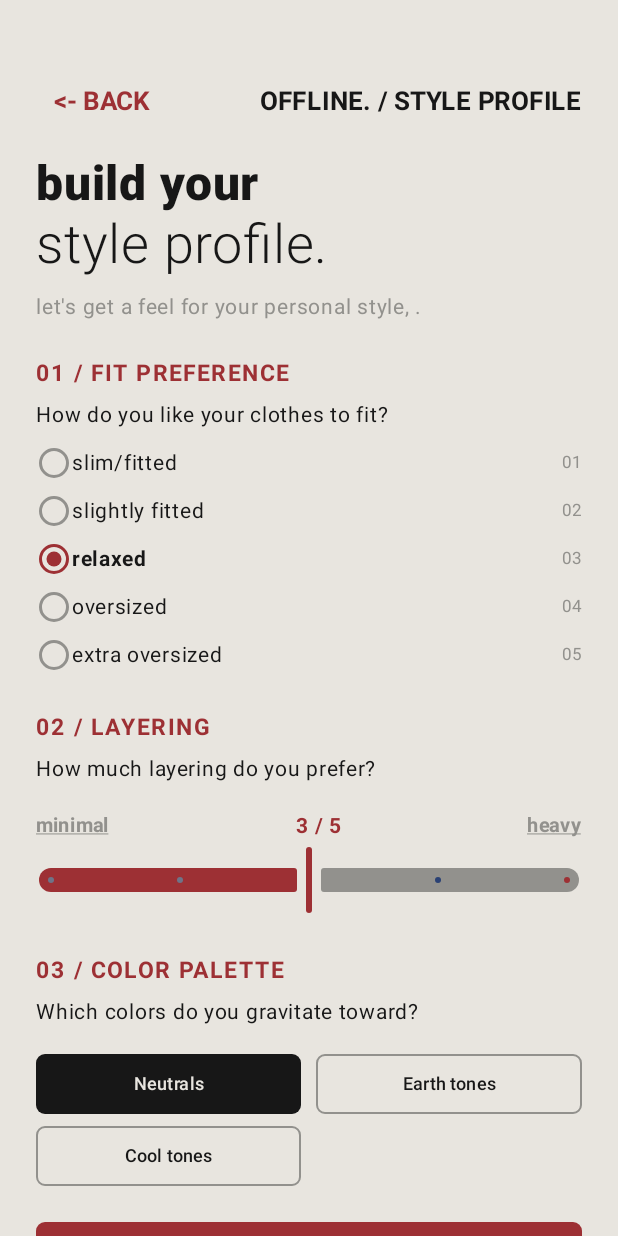
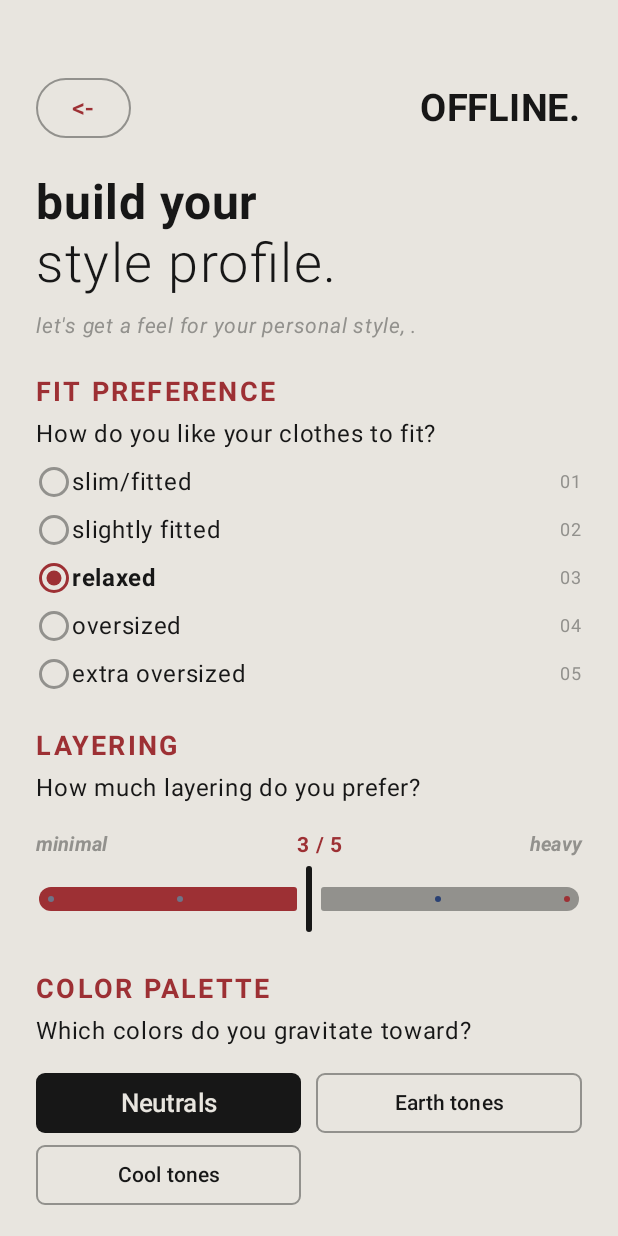
Before and after one commit to alexeve05/cs411-project3-fashion-app, an Android app built with Jetpack Compose: the composable StyleProfileScreen called with empty values, on a phone screen of 412 x 824 dp. Run offline under Robolectric (Android 15) with nearby library versions, the phone set to English and light mode, and no system bars.

Commit message:
Small changes in design

```diff
--- a/offline/app/src/main/java/com/example/offline/nav/AppNav.kt
+++ b/offline/app/src/main/java/com/example/offline/nav/AppNav.kt
@@ -62,7 +62,6 @@ fun AppNav(){
             val collection = backStackEntry.arguments?.getString("collection") ?: "mens"
             StyleProfileScreen(
                 lookbookName = lookbookName,
-                collection = collection,
                 onContinue = {
                     silhouette, layering, palette ->
                     navController.navigate(AppRoutes.lookbook(lookbookName, collection, silhouette, layering, palette)
--- a/offline/app/src/main/java/com/example/offline/screens/StyleProfileScreen.kt
+++ b/offline/app/src/main/java/com/example/offline/screens/StyleProfileScreen.kt
@@ -1,5 +1,7 @@
 package com.example.offline.screens
 
+import androidx.compose.material3.Text
+import androidx.compose.ui.text.font.FontStyle
 import androidx.compose.foundation.BorderStroke
 import androidx.compose.foundation.layout.Arrangement
 import androidx.compose.foundation.layout.Column
@@ -20,9 +22,7 @@ import androidx.compose.material3.RadioButtonDefaults
 import androidx.compose.material3.Slider
 import androidx.compose.material3.SliderDefaults
 import androidx.compose.material3.Surface
-import androidx.compose.material3.Text
 import androidx.compose.material3.OutlinedButton
-import androidx.compose.material3.TextButton
 import androidx.compose.runtime.Composable
 import androidx.compose.runtime.getValue
 import androidx.compose.runtime.mutableFloatStateOf
@@ -36,7 +36,6 @@ import androidx.compose.ui.graphics.Color
 import androidx.compose.ui.semantics.Role
 import androidx.compose.ui.text.font.FontWeight
 import androidx.compose.ui.text.style.TextAlign
-import androidx.compose.ui.text.style.TextDecoration
 import androidx.compose.ui.unit.dp
 import androidx.compose.ui.unit.sp
 
@@ -48,7 +47,6 @@ private val burgundy = Color(0xFF9D3034)
 @Composable
 fun StyleProfileScreen(
     lookbookName: String,
-    collection: String,
     onContinue: (Int, Float, String) -> Unit,
     onBack: () -> Unit
 ) {
@@ -78,36 +76,36 @@ fun StyleProfileScreen(
                 .padding(horizontal = 24.dp, vertical = 28.dp),
             horizontalAlignment = Alignment.CenterHorizontally
         ) {
-            Spacer(modifier = Modifier.height(15.dp))
+            Spacer(modifier = Modifier.height(20.dp))
             Row(
                 modifier = Modifier.fillMaxWidth(),
                 horizontalArrangement = Arrangement.SpaceBetween,
                 verticalAlignment = Alignment.CenterVertically
             ) {
-                TextButton(
+                OutlinedButton(
                     onClick = onBack,
-                    colors = ButtonDefaults.textButtonColors(contentColor = burgundy)
+                    colors = ButtonDefaults.textButtonColors(contentColor = burgundy),
+                    border = BorderStroke(1.dp, concrete)
                 ) {
                     Text(
-                        text = "<- BACK",
-                        fontSize = 17.sp,
-                        fontWeight = FontWeight.Bold
+                        text = "<-",
+                        fontSize = 17.sp
                     )
                 } //end textButton
                 Text(
-                    text = "OFFLINE. / STYLE PROFILE",
-                    fontSize = 17.sp,
+                    text = "OFFLINE.",
+                    fontSize = 25.sp,
                     fontWeight = FontWeight.Bold,
                     color = ink,
                     letterSpacing = 0.5.sp
                 )
             } //end row
-            Spacer(modifier = Modifier.height(12.dp))
+            Spacer(modifier = Modifier.height(20.dp))
             Text(
                 text = "build your",
                 modifier = Modifier.fillMaxWidth(),
                 fontSize = 32.sp,
-                fontWeight = FontWeight.Black,
+                fontWeight = FontWeight.Bold,
                 color = ink
             )
             Text(
@@ -115,22 +113,24 @@ fun StyleProfileScreen(
                 modifier = Modifier.fillMaxWidth(),
                 fontSize = 36.sp,
                 fontWeight = FontWeight.Light,
-                color = ink
+                color = ink,
+                letterSpacing = 1.sp
             )
             Spacer(modifier = Modifier.height(8.dp))
             Text(
                 text = "let's get a feel for your personal style, $lookbookName.",
                 modifier = Modifier.fillMaxWidth(),
                 fontSize = 14.sp,
-                color = concrete
+                color = concrete,
+                fontStyle = FontStyle.Italic
             )
             Spacer(modifier = Modifier.height(20.dp))
-            SectionHeader("01 / FIT PREFERENCE")
+            SectionHeader("FIT PREFERENCE")
             Spacer(modifier = Modifier.height(4.dp))
             Text(
                 text = "How do you like your clothes to fit?",
                 modifier = Modifier.fillMaxWidth(),
-                fontSize = 14.sp,
+                fontSize = 16.sp,
                 color = ink
             )
             Spacer(modifier = Modifier.height(4.dp))
@@ -156,7 +156,7 @@ fun StyleProfileScreen(
                     )
                     Text(
                         text = label,
-                        fontSize = 14.sp,
+                        fontSize = 16.sp,
                         color = ink,
                         modifier = Modifier.weight(1f),
                         fontWeight = if (selectedSilhouette == value){
@@ -168,18 +168,18 @@ fun StyleProfileScreen(
                     Spacer(modifier = Modifier.height(10.dp))
                     Text(
                         text = value.toString().padStart(2, '0'),
-                        fontSize = 11.sp,
+                        fontSize = 12.sp,
                         color = concrete
                     )
                 } //end row
             } //end silhouetteOptions
             Spacer(modifier = Modifier.height(20.dp))
-            SectionHeader("02 / LAYERING")
+            SectionHeader("LAYERING")
             Spacer(modifier = Modifier.height(4.dp))
             Text(
                 text = "How much layering do you prefer?",
                 modifier = Modifier.fillMaxWidth(),
-                fontSize = 14.sp,
+                fontSize = 16.sp,
                 color = ink
             )
             Spacer(modifier = Modifier.height(14.dp))
@@ -193,7 +193,7 @@ fun StyleProfileScreen(
                     fontSize = 13.sp,
                     color = concrete,
                     fontWeight = FontWeight.Bold,
-                    textDecoration = TextDecoration.Underline
+                    fontStyle = FontStyle.Italic
                 )
                 Text(
                     text = "${selectedLayering.toInt()} / 5",
@@ -206,7 +206,7 @@ fun StyleProfileScreen(
                     fontSize = 13.sp,
                     color = concrete,
                     fontWeight = FontWeight.Bold,
-                    textDecoration = TextDecoration.Underline
+                    fontStyle = FontStyle.Italic
                 )
             } //end row
             Slider(
@@ -215,18 +215,18 @@ fun StyleProfileScreen(
                 valueRange = 1f..5f,
                 steps = 3,
                 colors = SliderDefaults.colors(
-                    thumbColor = burgundy,
+                    thumbColor = ink,
                     activeTrackColor = burgundy,
                     inactiveTrackColor = concrete
                 )
             )
             Spacer(modifier = Modifier.height(24.dp))
-            SectionHeader("03 / COLOR PALETTE")
+            SectionHeader("COLOR PALETTE")
             Spacer(modifier = Modifier.height(4.dp))
             Text(
                 text = "Which colors do you gravitate toward?",
                 modifier = Modifier.fillMaxWidth(),
-                fontSize = 14.sp,
+                fontSize = 16.sp,
                 color = ink
             )
             Spacer(modifier = Modifier.height(12.dp))
@@ -249,7 +249,7 @@ fun StyleProfileScreen(
                             ) {
                                 Text(
                                     text = palette.replaceFirstChar { it.uppercase() },
-                                    fontSize = 12.sp,
+                                    fontSize = 17.sp,
                                     textAlign = TextAlign.Center
                                 )
                             } //end button
@@ -266,7 +266,7 @@ fun StyleProfileScreen(
                             ) {
                                 Text(
                                     text = palette.replaceFirstChar { it.uppercase() },
-                                    fontSize = 12.sp,
+                                    fontSize = 14.sp,
                                     textAlign = TextAlign.Center
                                 )
                             } //end outlinedButton
@@ -294,8 +294,8 @@ fun StyleProfileScreen(
                 )
             ) {
                 Text(
-                    text = "generate my edit ->",
-                    fontSize = 25.sp,
+                    text = "generate my edit",
+                    fontSize = 23.sp,
                     fontWeight = FontWeight.Bold,
                     letterSpacing = 1.sp
                 )
@@ -306,7 +306,8 @@ fun StyleProfileScreen(
                 fontSize = 11.sp,
                 color = concrete,
                 letterSpacing = 1.sp,
-                textAlign = TextAlign.Center
+                textAlign = TextAlign.Center,
+                fontStyle = FontStyle.Italic
             )
         } //end column
     } //end surface
@@ -317,7 +318,7 @@ private fun SectionHeader(title: String){
     Text(
         text = title,
         modifier = Modifier.fillMaxWidth(),
-        fontSize = 15.sp,
+        fontSize = 18.sp,
         fontWeight = FontWeight.Bold,
         color = burgundy,
         letterSpacing = 1.5.sp
```
Also changed, not shown: offline/app/src/main/java/com/example/offline/screens/CoverScreen.kt (+5 -3 lines), offline/app/src/main/java/com/example/offline/screens/LookBookScreen.kt (+34 -32 lines).
